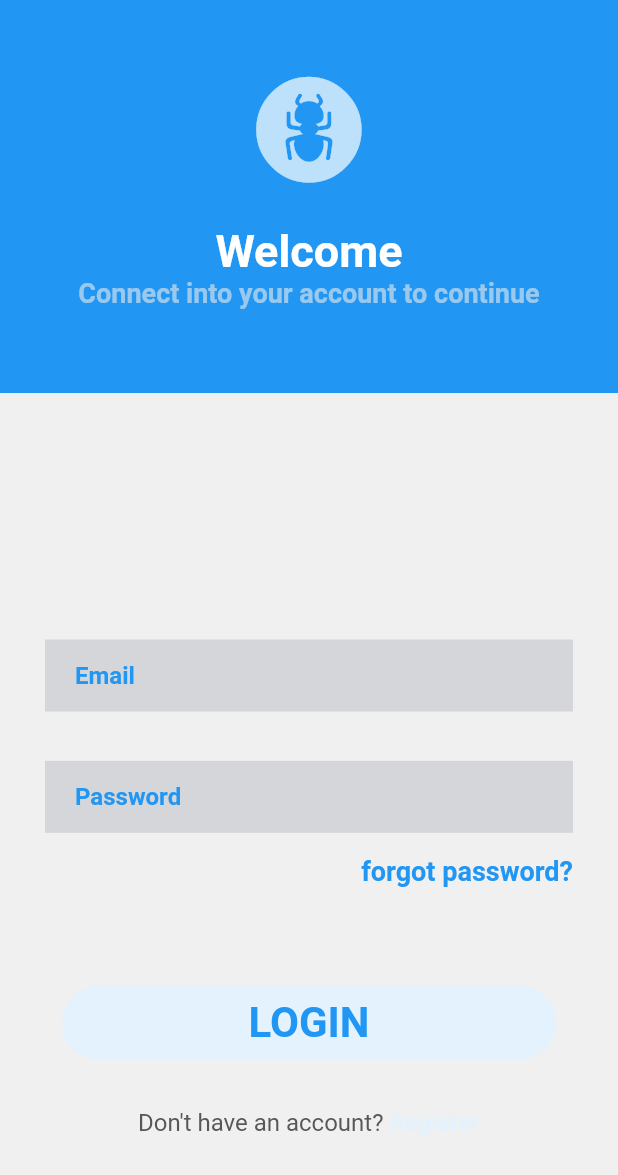
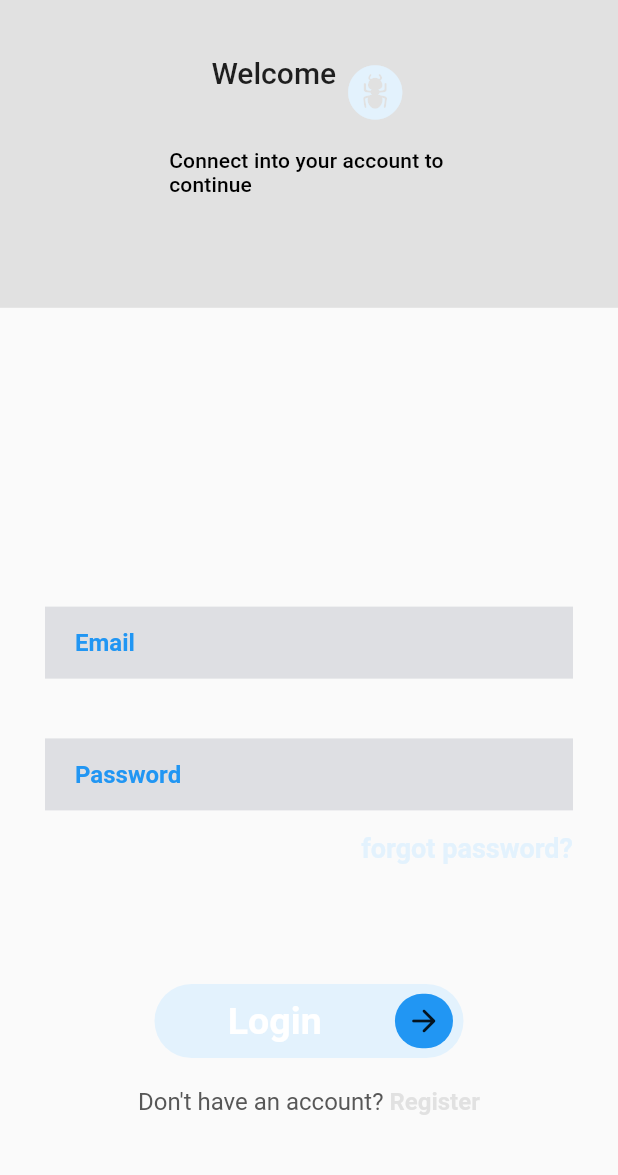
Before and after one commit to dunicadavid/uerto-frontend, a Flutter app: the LoginPage screen opened directly, on a phone screen of 412 x 824 dp. Shown: the top 1175 px of the screen. Run offline on Flutter 3.47's test engine with Material 2 defaults, Android fonts, the phone set to English and light mode, and no system bars; our stand-ins replace built_collection, built_value, firebase_auth, firebase_core, flutter_local_notifications, flutter_redux and 7 more; missing offline and left inert: dart:ffi, dart_geohash, redux_epics; accounts and stored records are empty; generated files the repository leaves out were written again; Roboto replaces fonts that are missing (Plus).

Commit message:
in-progress/design-bug-nullcheck

```diff
--- a/lib/epics/epics.dart
+++ b/lib/epics/epics.dart
@@ -64,7 +64,7 @@ class AppEpics {
   Stream<Object> _initializeApp(Stream<InitializeAppStart> actions, EpicStore<AppState> store) {
     return actions.asyncMap((InitializeAppStart action) => _authApi.getCurrentUser()).expand((AppUser? user) {
       return <Object>[
-        GetReservationsRateRequest(user!.userId, (_) {}),
+        if (user != null) GetReservationsRateRequest(user.userId, (_) {}) else Object,
         InitializeApp.successful(user),
       ];
     }).onErrorReturnWith((Object error, StackTrace stackTrace) => InitializeApp.error(error, stackTrace));
--- a/lib/presentation/login_page.dart
+++ b/lib/presentation/login_page.dart
@@ -18,7 +18,6 @@ class LoginPage extends StatefulWidget {
 }
 
 class _LoginPageState extends State<LoginPage> {
-
   final TextEditingController _email = TextEditingController();
   final TextEditingController _password = TextEditingController();
   bool _isLoading = false;
@@ -28,26 +27,27 @@ class _LoginPageState extends State<LoginPage> {
       _isLoading = false;
     });
     if (action is ErrorAction) {
-
-      if(action.error.toString().split(' ')[0] == 'Deserializing') {
-        Navigator.of(context).pushReplacementNamed('/');
+      if (action.error.toString().split(' ')[0] == 'Deserializing') {
         ScaffoldMessenger.of(context).showSnackBar(const SnackBar(content: Text('Account not ready yet')));
-      }
-      else if (action.error.toString().split(' ')[0] == '[firebase_auth/wrong-password]') {
+      } else if (action.error.toString().split(' ')[0] == '[firebase_auth/wrong-password]') {
         ScaffoldMessenger.of(context).showSnackBar(const SnackBar(content: Text("Email and password doesn't match")));
-      }
-      else if (action.error.toString().split(' ')[0] == '[firebase_auth/user-not-found]') {
+      } else if (action.error.toString().split(' ')[0] == '[firebase_auth/user-not-found]') {
         ScaffoldMessenger.of(context).showSnackBar(const SnackBar(content: Text('There is no user with this email')));
-      }
-      else {
-        print('scaffolt');
+      } else {
         ScaffoldMessenger.of(context).showSnackBar(SnackBar(content: Text(action.error.toString().split(' ')[0])));
       }
-
     } else {
-      print('scaffolt2');
+      StoreProvider.of<AppState>(context)
+          .dispatch(GetReservationsRateRequest(StoreProvider.of<AppState>(context).state.user!.userId, (_) {}));
       Navigator.of(context).pushReplacementNamed('/');
     }
+  }
+
+  @override
+  void dispose() {
+    _email.dispose();
+    _password.dispose();
+    super.dispose();
   }
 
   @override
@@ -59,7 +59,7 @@ class _LoginPageState extends State<LoginPage> {
         physics: const BouncingScrollPhysics(),
         child: Container(
           decoration: BoxDecoration(
-            color: Theme.of(context).primaryColor,
+            color: Theme.of(context).highlightColor,
           ),
           child: SizedBox(
             height: _height,
@@ -68,46 +68,47 @@ class _LoginPageState extends State<LoginPage> {
               child: Column(
                 children: <Widget>[
                   Expanded(
+                    flex: 3,
                     child: Container(),
-                    flex: 4,
+                  ),
+                  Row(
+                    mainAxisAlignment: MainAxisAlignment.center,
+                    children: <Widget>[
+                      SizedBox(
+                        height: _height * 0.06,
+                        child: Text(
+                          'Welcome ',
+                          style: Theme.of(context).textTheme.titleLarge,
+                        ),
                       ),
                       SizedBox(
-                    height: _height * 0.1,
-                    width: _height * 0.1,
-                    child: const FittedBox(
-                      child: Icon(CupertinoIcons.ant_circle_fill, color: Colors.white70),
+                        height: _height * 0.051,
+                        width: _height * 0.051,
+                        child: FittedBox(
+                          child: Icon(CupertinoIcons.ant_circle_fill, color: Theme.of(context).secondaryHeaderColor),
+                        ),
+                      ),
+                    ],
+                  ),
+                  Expanded(
+                    flex: 1,
+                    child: Container(),
+                  ),
+                  Align(
+                    alignment: Alignment.center,
+                    child: Text(
+                      'Connect into your account to \ncontinue',
+                      style: Theme.of(context).textTheme.titleSmall,
                     ),
                   ),
                   Expanded(
-                    flex: 2,
+                    flex: 6,
                     child: Container(),
-                  ),
-                  const Text(
-                    'Welcome',
-                    style: TextStyle(
-                      color: Colors.white,
-                      fontSize: 30,
-                      fontFamily: 'Plus',
-                      fontWeight: FontWeight.bold,
-                    ),
-                  ),
-                  const Text(
-                    'Connect into your account to continue',
-                    style: TextStyle(
-                      color: Color(0x98ebebeb),
-                      fontSize: 18,
-                      fontFamily: 'Plus',
-                      fontWeight: FontWeight.bold,
-                    ),
-                  ),
-                  Expanded(
-                    child: Container(),
-                    flex: 5,
                   ),
                   Expanded(
                     flex: 50,
                     child: Container(
-                      color: const Color(0xffF0F0F0),
+                      color: Theme.of(context).canvasColor,
                       child: Form(
                         child: Column(
                           children: <Widget>[
@@ -123,7 +124,7 @@ class _LoginPageState extends State<LoginPage> {
                                   borderRadius: BorderRadius.all(Radius.circular(0)),
                                 ),
                                 child: TextFormField(
-                                  style: const TextStyle(fontFamily: 'Plus',fontWeight: FontWeight.bold),
+                                  style: const TextStyle(fontFamily: 'Plus', fontWeight: FontWeight.bold),
                                   controller: _email,
                                   cursorColor: Theme.of(context).secondaryHeaderColor,
                                   decoration: InputDecoration(
@@ -157,7 +158,7 @@ class _LoginPageState extends State<LoginPage> {
                                   borderRadius: BorderRadius.all(Radius.circular(0)),
                                 ),
                                 child: TextFormField(
-                                  style: const TextStyle(fontFamily: 'Plus',fontWeight: FontWeight.bold),
+                                  style: const TextStyle(fontFamily: 'Plus', fontWeight: FontWeight.bold),
                                   controller: _password,
                                   cursorColor: Theme.of(context).secondaryHeaderColor,
                                   decoration: InputDecoration(
@@ -199,7 +200,7 @@ class _LoginPageState extends State<LoginPage> {
                                     style: TextStyle(
                                       fontFamily: 'Plus',
                                       fontWeight: FontWeight.bold,
-                                      color: Theme.of(context).primaryColor,
+                                      color: Theme.of(context).secondaryHeaderColor,
                                       fontSize: 18,
                                     ),
                                   ),
@@ -210,55 +211,76 @@ class _LoginPageState extends State<LoginPage> {
                               flex: 4,
                               child: Container(),
                             ),
-
-                            ///-----------EMAIL AUTH---------------
                             Builder(
                               builder: (BuildContext context) {
-                                if (_isLoading) {
-                                  return Center(
-                                    child: CircularProgressIndicator(color: Theme.of(context).secondaryHeaderColor,),
-                                  );
-                                }
                                 return GestureDetector(
                                   onTap: () {
                                     if (!Form.of(context).validate()) {
                                       return;
                                     }
                                     setState(() => _isLoading = true);
-                                    StoreProvider.of<AppState>(context).dispatch(Login(_email.text, _password.text, _onResult));
+                                    StoreProvider.of<AppState>(context)
+                                        .dispatch(Login(_email.text, _password.text, _onResult));
                                   },
-                                  child: ClipRRect(
-                                    borderRadius: const BorderRadius.all(Radius.circular(50)),
-                                    child: Container(
+                                  child: AnimatedContainer(
+                                    duration: const Duration(milliseconds: 150),
                                     height: _height * 0.06,
-                                      width: _width * 0.8,
+                                    width: _isLoading ? _height * 0.06 : _width * 0.5,
                                     decoration: BoxDecoration(
-                                        gradient: LinearGradient(
-                                          begin: Alignment.topCenter,
-                                          end: Alignment.bottomCenter,
-                                          colors: <Color>[
-                                            Theme.of(context).secondaryHeaderColor,
-                                            Theme.of(context).secondaryHeaderColor,
-                                          ],
+                                      color: Theme.of(context).secondaryHeaderColor,
+                                      borderRadius: const BorderRadius.all(
+                                        Radius.circular(50),
                                       ),
                                     ),
-                                      child: Align(
+                                    child: _isLoading
+                                        ? Center(
+                                            child: Padding(
+                                              padding: const EdgeInsets.all(8.0),
+                                              child: CircularProgressIndicator(
+                                                color: Theme.of(context).highlightColor,
+                                              ),
+                                            ),
+                                          )
+                                        : Align(
                                             alignment: Alignment.center,
                                             child: Padding(
                                               padding: EdgeInsets.symmetric(
                                                 vertical: _height * 0.008,
                                               ),
-                                          child: FittedBox(
-                                            child: Text(
-                                              'LOGIN',
-                                              style: TextStyle(
+                                              child: Row(
+                                                children: <Widget>[
+                                                  Expanded(
+                                                    flex: 1,
+                                                    child: Container(),
+                                                  ),
+                                                  const Text(
+                                                    'Login',
+                                                    style:  TextStyle(
+                                                      color: Color(0xffffffff),
+                                                      fontSize: 25.0,
+                                                      fontFamily: 'Plus',
                                                       fontWeight: FontWeight.bold,
-                                                fontFamily: 'Plus',
-                                                color: Theme.of(context).primaryColor,
-                                                fontSize: 28,
                                                     ),
                                                   ),
+                                                  Expanded(
+                                                    flex: 1,
+                                                    child: Container(),
                                                   ),
+                                                  Padding(
+                                                    padding: const EdgeInsets.only(right: 7.0),
+                                                    child: Container(
+                                                      height: _height * 0.047,
+                                                      width: _height * 0.047,
+                                                      decoration: BoxDecoration(
+                                                        color: Theme.of(context).primaryColor,
+                                                        borderRadius: const BorderRadius.all(
+                                                          Radius.circular(50),
+                                                        ),
+                                                      ),
+                                                      child: const Icon(Icons.arrow_forward_rounded),
+                                                    ),
+                                                  ),
+                                                ],
                                               ),
                                             ),
                                           ),
@@ -266,10 +288,9 @@ class _LoginPageState extends State<LoginPage> {
                                 );
                               },
                             ),
-
                             Expanded(
+                              flex: 1,
                               child: Container(),
-                              flex: 2,
                             ),
                             Row(
                               mainAxisAlignment: MainAxisAlignment.center,
@@ -291,7 +312,7 @@ class _LoginPageState extends State<LoginPage> {
                                     style: TextStyle(
                                       fontFamily: 'Plus',
                                       fontWeight: FontWeight.bold,
-                                      color: Theme.of(context).secondaryHeaderColor,
+                                      color: Theme.of(context).highlightColor,
                                       fontSize: 16,
                                     ),
                                   ),
```
Also changed, not shown: lib/main.dart (+37 -2 lines), lib/presentation/init_page.dart (+10 -5 lines). Lines whose indentation alone changed are shown as unchanged.
